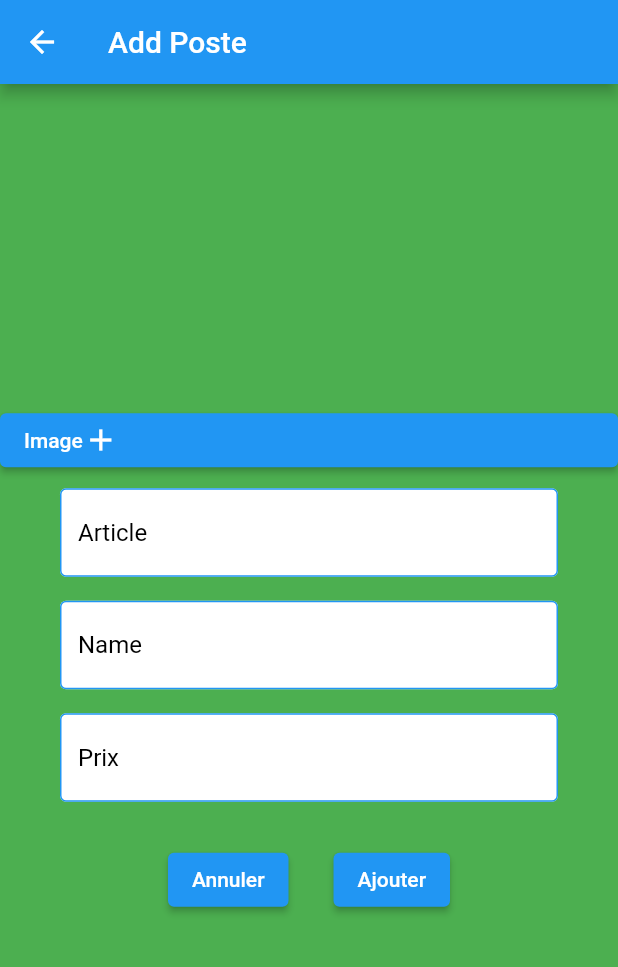
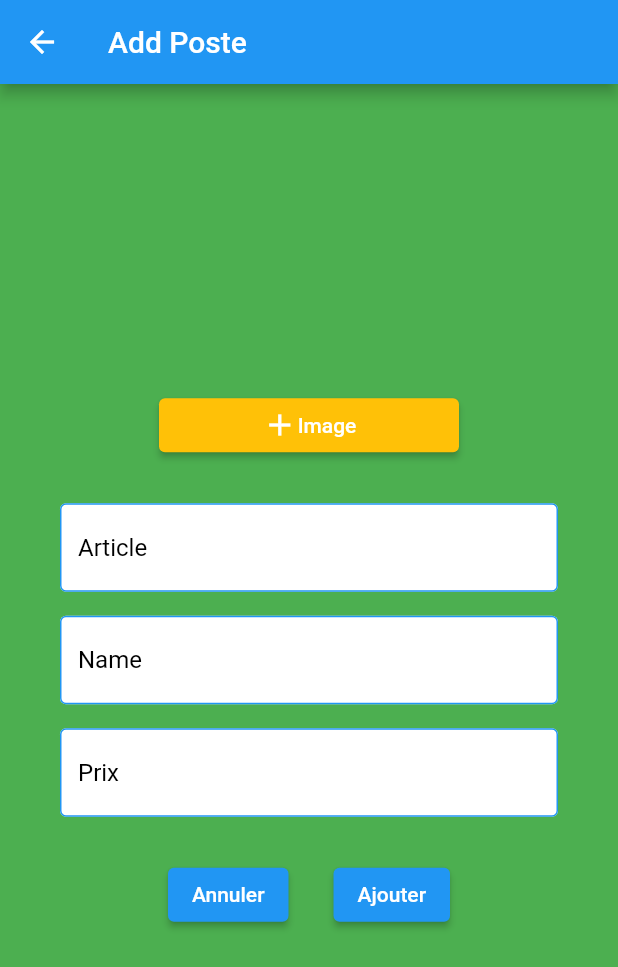
Before and after one commit to khalidelasrii/Mk, a Flutter app: the AddOrUpdateArticleDisktop screen opened directly with empty values, on a phone screen of 412 x 824 dp. Shown: the top 967 px of the screen. Run offline on Flutter 3.47's test engine with Material 2 defaults, Android fonts, the phone set to English and light mode, and no system bars; our stand-ins replace bloc, cloud_firestore, dartz, equatable, firebase_auth, firebase_core and 5 more; accounts and stored records are empty.

Commit message:
to continue

```diff
--- a/lib/featchers/Article/presentation/widgets/form_widget.dart
+++ b/lib/featchers/Article/presentation/widgets/form_widget.dart
@@ -82,11 +82,24 @@ class _FormWidgetState extends State<FormWidget> {
           mainAxisAlignment: MainAxisAlignment.center,
           children: [
             // TextField article ;
-            ElevatedButton(
-                onPressed: () {},
-                child: const Row(
-                  children: [Text('Image'), Icon(Icons.add)],
-                )),
+            SizedBox(
+              width: 200,
+              child: Center(
+                child: ElevatedButton(
+                    style:
+                        ElevatedButton.styleFrom(backgroundColor: Colors.amber),
+                    onPressed: () {},
+                    child: const Center(
+                      child: Row(
+                        mainAxisAlignment: MainAxisAlignment.center,
+                        children: [Icon(Icons.add), Text('Image')],
+                      ),
+                    )),
+              ),
+            ),
+            const SizedBox(
+              height: 20,
+            ),
             Padding(
               padding: const EdgeInsets.symmetric(horizontal: 40, vertical: 8),
               child: SizedBox(
--- a/lib/main.dart
+++ b/lib/main.dart
@@ -5,6 +5,7 @@ import 'package:mk/featchers/Article/presentation/bloc/add_delet_update/addordel
 import 'package:mk/featchers/Article/presentation/bloc/article/article_bloc.dart';
 import 'package:mk/featchers/Article/presentation/ui/home_page.dart';
 import 'package:mk/featchers/Authontification/presentation/ui/sing_in.dart';
+import 'package:mk/temp.dart';
 import 'featchers/Authontification/presentation/cubit/auth_cubit.dart';
 import 'injection_container.dart' as di;
 
@@ -52,7 +53,7 @@ class Maktabati extends StatelessWidget {
                   user: state.userId,
                 );
               }
-              return const SingIn();
+              return ImageUploadScreen();
             },
           ),
         ));
--- a/pubspec.yaml
+++ b/pubspec.yaml
@@ -19,7 +19,7 @@ dependencies:
   cloud_firestore: ^4.8.4
   google_sign_in: ^6.1.4
   firebase_database: ^10.2.4
-  firebase_storage: ^11.2.5
+  firebase_storage: ^11.2.6
   get_it: ^7.6.0
   image_picker: ^1.0.2
 
```
Also changed, not shown: lib/temp.dart (added, +82 -0 lines), pubspec.lock.
